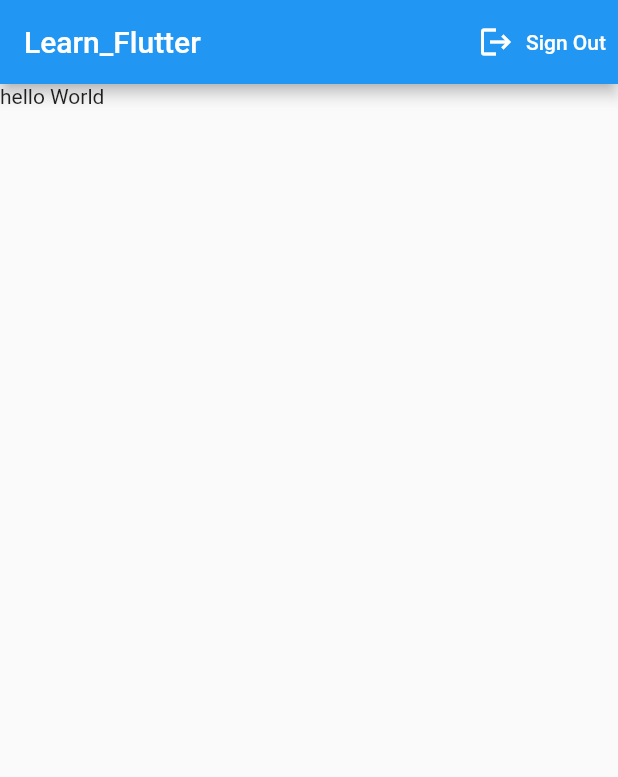
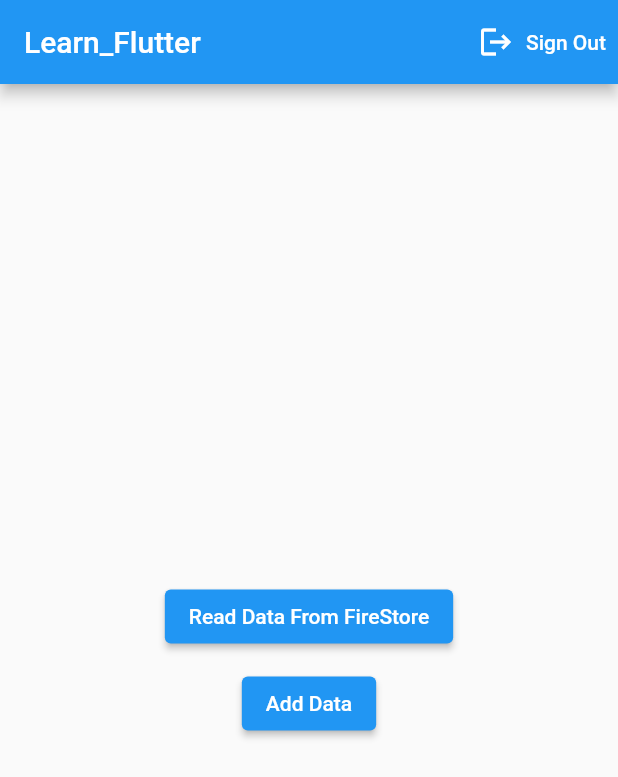
Before and after one commit to mdarafat1819/learn_flutter, a Flutter app: the screen it shows once a user with an empty profile is signed in, on a phone screen of 412 x 824 dp. Shown: the top 777 px of the screen. Run offline on Flutter 3.47's test engine with Material 2 defaults, Android fonts, the phone set to English and light mode, and no system bars; our stand-ins replace cloud_firestore, firebase_auth, firebase_core; accounts and stored records are empty.

Commit message:
Data Read and Write(firestore)

```diff
--- a/lib/home_screen.dart
+++ b/lib/home_screen.dart
@@ -1,7 +1,56 @@
+import 'package:cloud_firestore/cloud_firestore.dart';
 import 'package:flutter/material.dart';
 import 'package:learn_flutter/firebaseAuth.dart';
 
 class HomePage extends StatelessWidget {
+  FirebaseFirestore firestore = FirebaseFirestore.instance;
+
+  Future<void> readData() async {
+    try {
+      QuerySnapshot qn = await firestore.collection('users').get();
+      print(qn.docs.length);
+      qn.docs.forEach((doc){
+        print(doc.data());
+      }
+      );
+
+      QuerySnapshot aqn = await firestore.collection('Attendance').get();
+      print(aqn.docs.length);
+      aqn.docs.forEach((doc) {
+        print(doc.data());
+      });
+
+      DocumentReference adr = firestore.collection('Attendance').doc('CSE101');
+      DocumentSnapshot adr_data = await adr.get();
+      print(adr_data.data());
+    } catch(e) {
+      print("Error: " + e.toString());
+    }
+  }
+
+  Future<void> addData() async{
+
+    DocumentReference users = firestore.collection('users').doc('20-22');
+    try{
+      users.set({
+        'CHEM' : [{
+          'id' : '18ICTCSE001',
+          'name' : 'Yeasin Arafat',
+        },
+          {
+            'id' : '18ICTCSE002',
+            'name' : 'Anik Das'
+          }
+        ],
+      }
+
+      );
+    } catch(e) {
+      print(e.toString());
+    }
+
+  }
+
   Widget build(BuildContext context) {
     return Scaffold(
       appBar: AppBar(
@@ -20,7 +69,29 @@ class HomePage extends StatelessWidget {
         ],
       ),
       body: Container(
-        child: Text("hello World"),
+        child: Container(
+          width: double.infinity,
+          alignment: Alignment.center,
+          child: Column(
+            mainAxisAlignment: MainAxisAlignment.center,
+            crossAxisAlignment: CrossAxisAlignment.center,
+            children: [
+              ElevatedButton(
+                child: Text("Read Data From FireStore"),
+                onPressed: () async {
+                 await readData();
+                },
+              ),
+              SizedBox(height: 10,),
+              ElevatedButton(
+                child: Text("Add Data"),
+                onPressed: () async {
+                  await addData();
+                },
+              )
+            ],
+          ),
+        )
       ),
     );
   }
```
Also changed, not shown: lib/kyc_form.dart (added).
